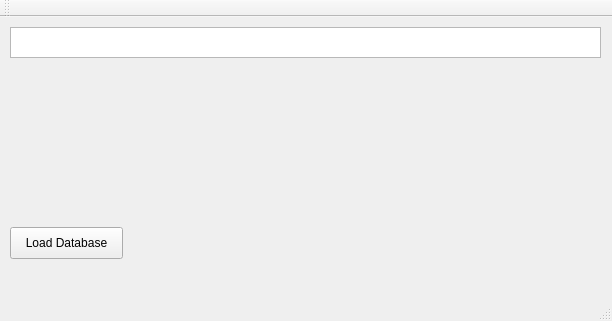
senrohit/Cse335Project2, file mainwindow.ui: the form before one commit.
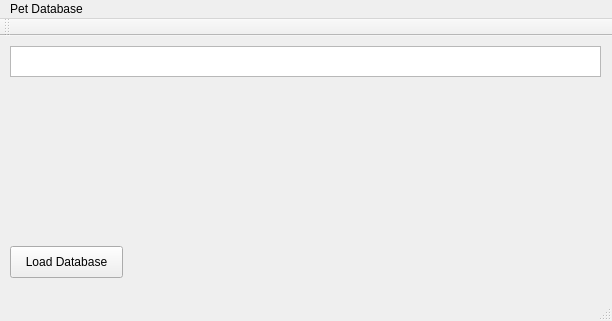
The form after the commit. Custom widgets are drawn as their Qt base class.

```diff
--- a/mainwindow.ui
+++ b/mainwindow.ui
@@ -47,6 +47,12 @@
      <height>22</height>
     </rect>
    </property>
+   <widget class="QMenu" name="menuPet_Database">
+    <property name="title">
+     <string>Pet Database</string>
+    </property>
+   </widget>
+   <addaction name="menuPet_Database"/>
   </widget>
   <widget class="QToolBar" name="mainToolBar">
    <attribute name="toolBarArea">
```
